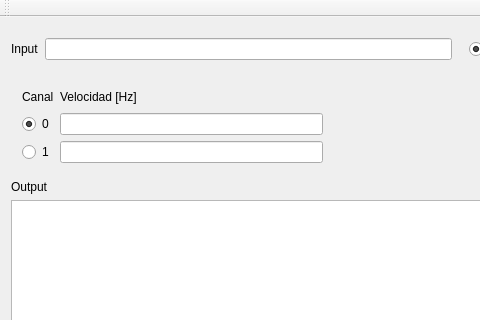
Old version of the form Tools/spi_tester/mainwindow.ui in the repository AgustinAllegui/temperatura_raspberry; both pictures show x 0 to 480 and y 0 to 320 of the 607 by 448 pixel window.
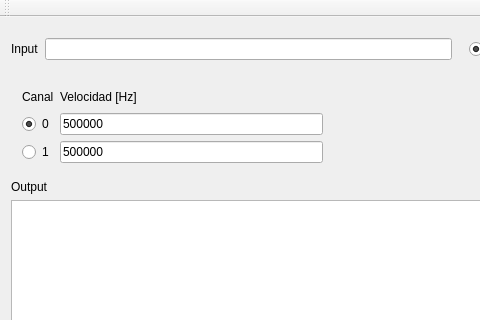
New version of the form.

```diff
--- a/Tools/spi_tester/mainwindow.ui
+++ b/Tools/spi_tester/mainwindow.ui
@@ -63,7 +63,11 @@
         </widget>
        </item>
        <item row="1" column="1">
-        <widget class="QLineEdit" name="l_speed0"/>
+        <widget class="QLineEdit" name="l_speed0">
+         <property name="text">
+          <string>500000</string>
+         </property>
+        </widget>
        </item>
        <item row="0" column="0">
         <widget class="QLabel" name="label_3">
@@ -83,7 +87,11 @@
         </widget>
        </item>
        <item row="2" column="1">
-        <widget class="QLineEdit" name="l_speed1"/>
+        <widget class="QLineEdit" name="l_speed1">
+         <property name="text">
+          <string>500000</string>
+         </property>
+        </widget>
        </item>
        <item row="0" column="1">
         <widget class="QLabel" name="label_4">
```
Left out of the diff: 2 changed lines with no effect on the pictures.
